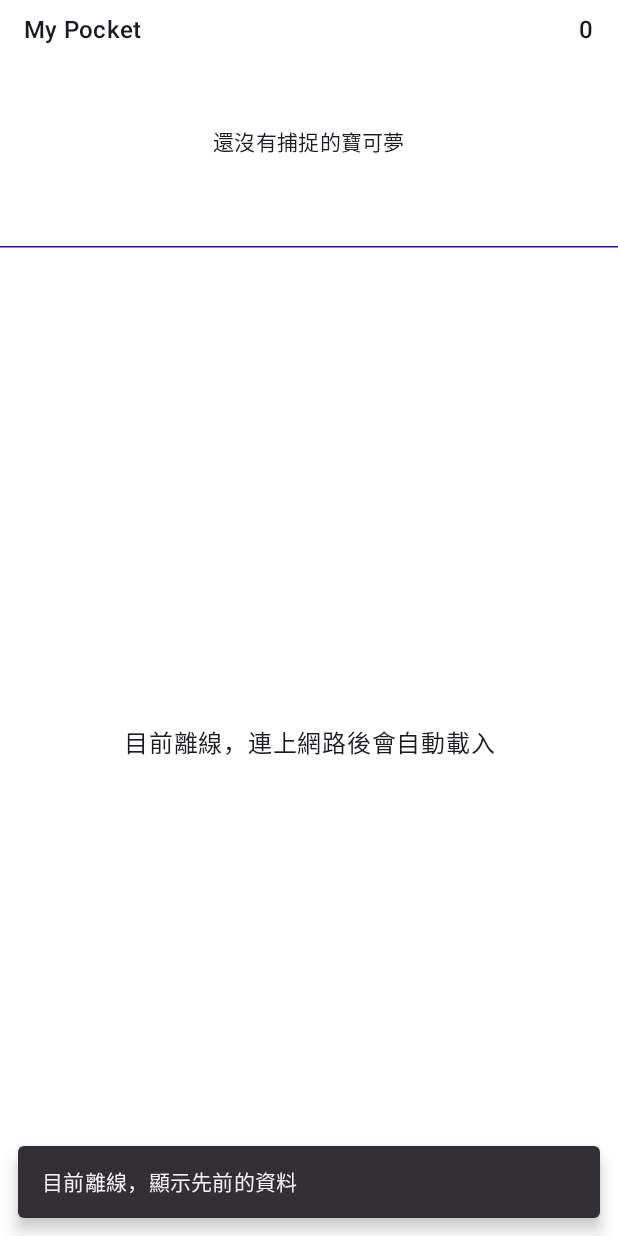
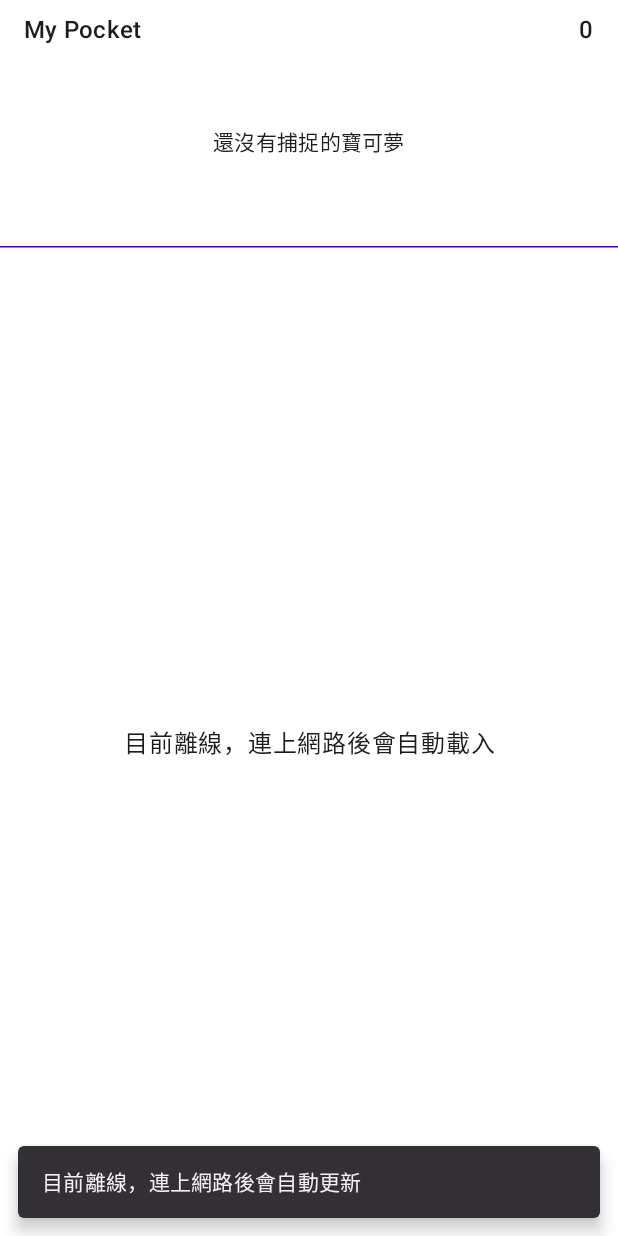
Before and after one commit to jay41chen/pokedex, an Android app built with Jetpack Compose: the HomeScreen screen opened through its navigation route, on a phone screen of 412 x 824 dp. Run offline under Robolectric (Android 15) with nearby library versions, the phone set to English and light mode, and no system bars; our stand-ins replace Dagger/Hilt's generated code; libraries missing offline, so code that uses them is left out: androidx.hilt.lifecycle; pictures from the network do not load.

Commit message:
fix(app): reword offline snackbar so it holds when there is no cached data
"Showing previous data" contradicted the empty-state text when the
database was empty. The new text is true in both cases.

```diff
--- a/app/src/main/res/values/strings.xml
+++ b/app/src/main/res/values/strings.xml
@@ -5,7 +5,7 @@
     <string name="catalog_loading">載入中</string>
     <string name="catalog_empty_offline">目前離線，連上網路後會自動載入</string>
     <string name="catalog_empty_error">暫時無法載入資料，稍後會自動重試</string>
-    <string name="message_offline">目前離線，顯示先前的資料</string>
+    <string name="message_offline">目前離線，連上網路後會自動更新</string>
     <string name="message_partial_failure">部分資料未載入，稍後會自動重試</string>
     <string name="capture_button">捕捉</string>
     <string name="release_button">釋放</string>
```
